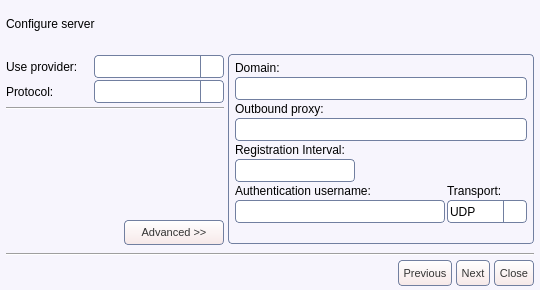
This is share/skins/default/accountwizard.ui in itds-consulting/yate as Qt 5 draws it before an edit. The edited form follows.
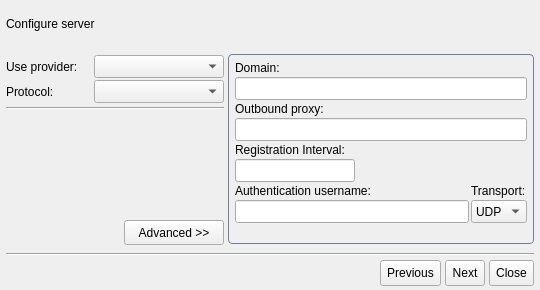
This is the edited form. Icons and pictures are not drawn.

Commit message: Added application stylesheet file. Removed global stylesheet from UI files. Increased font size.

```diff
--- a/share/skins/default/accountwizard.ui
+++ b/share/skins/default/accountwizard.ui
@@ -34,92 +34,10 @@
    <iconset>user.png</iconset>
   </property>
   <property name="styleSheet" >
-   <string>QWidget#accountwizard {
-  background:#f7f5fd;
-}
-QLabel[_yate_wizardpage_title="true"] {
+   <string>QLabel[_yate_wizardpage_title="true"] {
   font-size: 20px;
   border-bottom: 1px solid blue;
 }
-QLineEdit {
-  color:#333333;
-  border: 1px solid #717fa0;
-  border-radius: 4px;
-}
-QAbstractButton { font-size: 11px; color: #333333; }
-QToolButton {
-  border: 1px solid #717fa0;
-  border-radius: 4px;
-  background: qlineargradient(x1: 0, y1: 0, x2: 0, y2: 1, stop: 0 #ffffff, stop: 1 #f6e8e8);
-}
-QToolButton:hover { background: qlineargradient(x1: 0, y1: 0, x2: 0, y2: 1, stop: 0 #ffffff, stop: 1 #f9f3f3); }
-QToolButton:pressed { background: qlineargradient(x1: 0, y1: 0, x2: 0, y2: 1, stop: 0 #f6e8e8, stop: 1 #ffffff); }
-QPushButton {
-  border: 1px solid #717fa0;
-  border-radius: 4px;
-  background: qlineargradient(x1: 0, y1: 0, x2: 0, y2: 1, stop: 0 #ffffff, stop: 1 #f6e8e8);
-}
-QPushButton:hover { background: qlineargradient(x1: 0, y1: 0, x2: 0, y2: 1, stop: 0 #ffffff, stop: 1 #f9f3f3); }
-QPushButton:pressed { background: qlineargradient(x1: 0, y1: 0, x2: 0, y2: 1, stop: 0 #f6e8e8, stop: 1 #ffffff); }
-QComboBox::down-arrow { image: url(cb_arrow.png); }
-QComboBox::down-arrow:on { top: 1px; left: 1px; }
-QComboBox {
-  padding-left: 2px;
-  padding-right: 25px;
-  border: 1px solid #717fa0;
-  border-radius: 4px;
-}
-QComboBox::drop-down {
-  width: 22px;
-  border-left: 1px solid #717fa0;
-}
-QCheckBox::indicator:checked { image: url(checkbox_on.png); }
-QCheckBox::indicator:unchecked { image: url(checkbox_off.png); }
-QRadioButton::indicator:checked { image: url(radio_on.png); }
-QRadioButton::indicator:unchecked { image: url(radio_off.png); }
-QScrollBar { border: 1px solid #717fa0; background: white; }
-QScrollBar::handle {
-  background: qlineargradient(x1: 0, y1: 0, x2: 0, y2: 1, stop: 0 #ffffff, stop: 1 #f6e8e8);
-  border: 1px solid #717fa0;
-}
-QScrollBar:vertical {
-  width: 14px;
-  margin: 16px 0px 16px 0px;
-  border-top: 0px;
-  border-bottom: 0px;
-  border-right: 0px;
-}
-QScrollBar:horizontal {
-  height: 14px;
-  margin: 0px 16px 0px 16px;
-  border-left: 0px;
-  border-right: 0px;
-  border-bottom: 0px;
-}
-QScrollBar::add-line {
-  height: 13px;
-  width: 13px;
-  border: 1px solid #717fa0;
-  subcontrol-origin: margin;
-  background: qlineargradient(x1: 0, y1: 0, x2: 0, y2: 1, stop: 0 #ffffff, stop: 1 #f6e8e8);
-}
-QScrollBar::sub-line {
-  height: 13px;
-  width: 13px;
-  border: 1px solid #717fa0;
-  subcontrol-origin: margin;
-  background: qlineargradient(x1: 0, y1: 0, x2: 0, y2: 1, stop: 0 #ffffff, stop: 1 #f6e8e8);
-}
-QScrollBar::handle:vertical { border-left: 0px; border-right: 0px; }
-QScrollBar::handle:horizontal { border-top: 0px; border-bottom: 0px; }
-QScrollBar::add-line:vertical { subcontrol-position: bottom; image: url(scroll_down.png); height: 14px; }
-QScrollBar::sub-line:vertical { subcontrol-position: top; image: url(scroll_up.png); height: 14px; }
-QScrollBar::add-line:horizontal { subcontrol-position: right; image: url(scroll_right.png); width: 14px; }
-QScrollBar::sub-line:horizontal { subcontrol-position: left; image: url(scroll_left.png); width: 14px; }
-QScrollBar::up-arrow:pressed { border: 1px solid #717fa0; }
-QScrollBar::down-arrow:pressed { border: 1px solid #717fa0; }
-QScrollBar::left-arrow:pressed { border: 1px solid #717fa0; }
-QScrollBar::right-arrow:pressed { border: 1px solid #717fa0; }
 </string>
   </property>
   <layout class="QVBoxLayout" >
```
Left out of the diff: 3 changed lines with no effect on the pictures. The commit also changes 26 other files.
